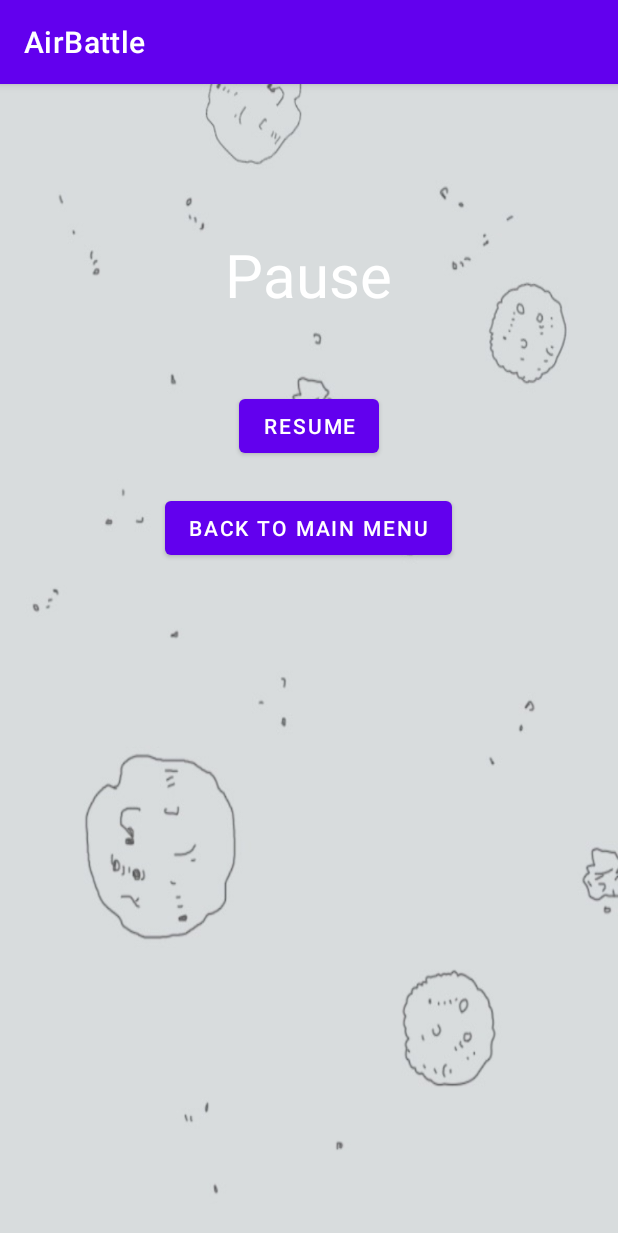
After one commit to kevinyya/AIrBattle, an Android app: the GamePause screen opened directly, with no data from a screen before it, on a phone screen of 412 x 824 dp. The commit adds this screen. Shown: the top 1233 px of the screen. Run offline under Robolectric (Android 15) with nearby library versions, the phone set to English and light mode, and no system bars.

Commit message:
Pause_activity added

```diff
--- a/app/src/main/AndroidManifest.xml
+++ b/app/src/main/AndroidManifest.xml
@@ -35,6 +35,8 @@
             android:name=".GameActivity"
             android:exported="true" />
 
+        <activity android:name=".GamePause" />
+
     </application>
 
 </manifest>
--- a/app/src/main/java/com/example/airbattle/Enemy.java
+++ b/app/src/main/java/com/example/airbattle/Enemy.java
@@ -37,8 +37,8 @@ public class Enemy {
 
     private float getInitialSpeed(int enemyType) {
         switch (enemyType) {
-            case 0: return 5; // Small enemy speed
-            case 1: return 3; // Medium enemy speed
+            case 0: return 3; // Small enemy speed
+            case 1: return 2; // Medium enemy speed
             case 2: return 1; // Large enemy speed
             default: return 2;
         }
--- /dev/null
+++ b/app/src/main/java/com/example/airbattle/GamePause.java
@@ -0,0 +1,31 @@
+package com.example.airbattle;
+
+import android.content.Intent;
+import android.os.Bundle;
+import android.view.View;
+import android.widget.Button;
+import androidx.appcompat.app.AppCompatActivity;
+
+public class GamePause extends AppCompatActivity {
+
+    @Override
+    protected void onCreate(Bundle savedInstanceState) {
+        super.onCreate(savedInstanceState);
+        setContentView(R.layout.activity_gamepause);
+
+        Button resumeButton = findViewById(R.id.resume_button);
+        Button mainMenuButton = findViewById(R.id.main_menu_button);
+
+        resumeButton.setOnClickListener(v -> {
+            finish(); // Close pause activity to return to game
+        });
+
+        mainMenuButton.setOnClickListener(v -> {
+            // Logic to go back to the main menu
+            Intent intent = new Intent(GamePause.this, MenuActivity.class);
+            startActivity(intent);
+            finish(); // Close pause activity
+        });
+    }
+
+}
--- a/app/src/main/java/com/example/airbattle/GameThread.java
+++ b/app/src/main/java/com/example/airbattle/GameThread.java
@@ -28,7 +28,9 @@ public class GameThread extends Thread {
             try {
                 canvas = surfaceHolder.lockCanvas();
                 synchronized (surfaceHolder) {
-                    game.update(System.currentTimeMillis());
+                    if (!game.isPaused()) { // Only update and draw if the game is not paused
+                        game.update(System.currentTimeMillis());
+                    }
                     game.draw(canvas);
                 }
             } catch (IllegalStateException e) {
--- /dev/null
+++ b/app/src/main/res/layout/activity_gamepause.xml
@@ -0,0 +1,34 @@
+<?xml version="1.0" encoding="utf-8"?>
+<RelativeLayout xmlns:android="http://schemas.android.com/apk/res/android"
+    android:layout_width="match_parent"
+    android:layout_height="match_parent"
+    android:background="@drawable/background"> <!-- Use the same background as the game -->
+
+    <TextView
+        android:id="@+id/pause_text"
+        android:layout_width="wrap_content"
+        android:layout_height="wrap_content"
+        android:text="Pause"
+        android:textSize="40sp"
+        android:textColor="#FFFFFF"
+        android:layout_centerHorizontal="true"
+        android:layout_marginTop="100dp" />
+
+    <Button
+        android:id="@+id/resume_button"
+        android:layout_width="wrap_content"
+        android:layout_height="wrap_content"
+        android:text="Resume"
+        android:layout_centerHorizontal="true"
+        android:layout_below="@id/pause_text"
+        android:layout_marginTop="50dp" />
+
+    <Button
+        android:id="@+id/main_menu_button"
+        android:layout_width="wrap_content"
+        android:layout_height="wrap_content"
+        android:text="Back to Main Menu"
+        android:layout_centerHorizontal="true"
+        android:layout_below="@id/resume_button"
+        android:layout_marginTop="20dp" />
+</RelativeLayout>
--- a/app/src/main/res/values/strings.xml
+++ b/app/src/main/res/values/strings.xml
@@ -23,5 +23,6 @@
         \n- See your best record in ranking.
         \n- Enjoy the game!.
     </string>
+    <string name="pause_button">Pause</string> <!-- Add this line -->
 
 </resources>
```
Also changed, not shown: app/src/main/java/com/example/airbattle/Game.java (+59 -9 lines), app/src/main/java/com/example/airbattle/GameActivity.java (+54 -13 lines), app/src/main/java/com/example/airbattle/Player.java (+9 -0 lines), app/src/main/res/layout/activity_game.xml (+16 -0 lines), app/src/main/res/drawable/pause.png (added).
